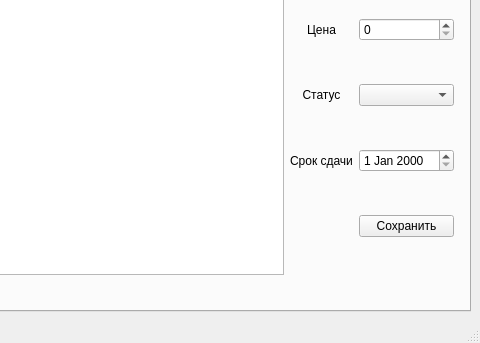
This is final_version/transport_services/admin.ui in nexza78/course_work as Qt 5 draws it before an edit; both pictures show x 248 to 728 and y 128 to 471 of the 728 by 471 pixel window. The edited form follows.
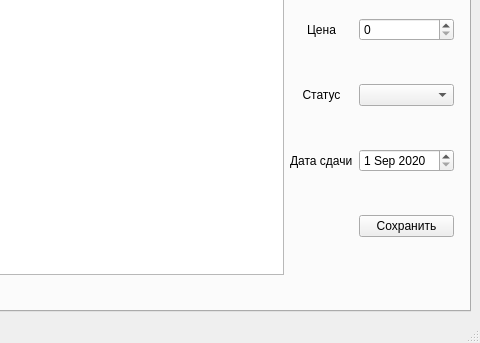
This is the edited form.

Diff of the .ui file:
```diff
--- a/final_version/transport_services/admin.ui
+++ b/final_version/transport_services/admin.ui
@@ -426,12 +426,20 @@
           <item row="3" column="0">
            <widget class="QLabel" name="label_20">
             <property name="text">
-             <string>Срок сдачи</string>
+             <string>Дата сдачи</string>
             </property>
            </widget>
           </item>
           <item row="3" column="1">
-           <widget class="QDateEdit" name="dateEdit"/>
+           <widget class="QDateEdit" name="dateEdit">
+            <property name="minimumDate">
+             <date>
+              <year>2020</year>
+              <month>9</month>
+              <day>1</day>
+             </date>
+            </property>
+           </widget>
           </item>
           <item row="5" column="1">
            <widget class="QPushButton" name="pushButton_save_orders">
```
Left out of the diff: 6 changed lines with no effect on the pictures.
